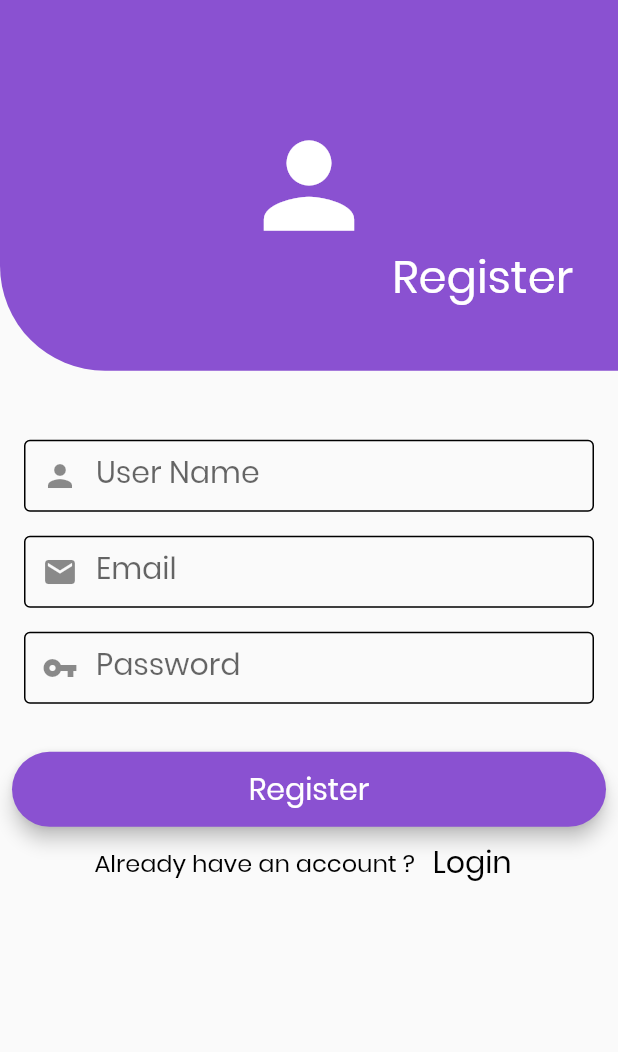
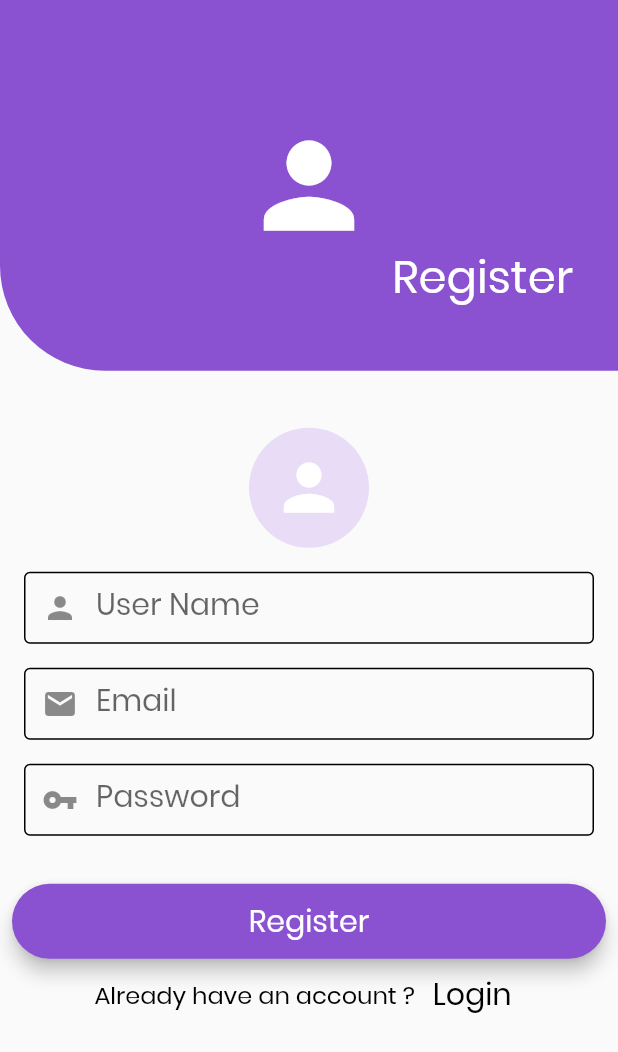
Before and after one commit to shehzadraheem/Muslim_Soul_Instagram_Clone, a Flutter app: the RegisterScreen screen opened by its route, on a phone screen of 412 x 824 dp. Shown: the top 1052 px of the screen. Run offline on Flutter 3.47's test engine with Material 2 defaults, Android fonts, the phone set to English and light mode, and no system bars; our stand-ins replace cloud_firestore, firebase_auth, firebase_core, firebase_storage, get, image_picker; accounts and stored records are empty.

Commit message:
user authentication

```diff
--- a/lib/main.dart
+++ b/lib/main.dart
@@ -7,7 +7,7 @@ import 'package:get/get.dart';
 
 Future<void> main() async{
   WidgetsFlutterBinding.ensureInitialized();
-  //await Firebase.initializeApp();
+  await Firebase.initializeApp();
 
   runApp(const MyApp());
 }
--- a/lib/routes/routes.dart
+++ b/lib/routes/routes.dart
@@ -1,6 +1,7 @@
 import 'package:flutter/material.dart';
 import 'package:flutter_muslim_soul_instagram/screens/authentication_screens/login_screen.dart';
 import 'package:flutter_muslim_soul_instagram/screens/authentication_screens/register_screen.dart';
+import 'package:flutter_muslim_soul_instagram/screens/main/main_screen.dart';
 import 'package:get/get_navigation/src/routes/get_route.dart';
 
 import '../screens/splashs_screen/splash_screen.dart';
@@ -13,5 +14,6 @@ List<GetPage<dynamic>> getPages() {
     GetPage(name: "/", page: ()=>  SplashScreen()),
     GetPage(name: "/login_screen", page: ()=>  LoginScreen()),
     GetPage(name: "/register_screen", page: ()=>  RegisterScreen()),
+    GetPage(name: "/main_screen", page: ()=>  MainScreen()),
   ];
 }
--- a/lib/screens/authentication_screens/register_screen.dart
+++ b/lib/screens/authentication_screens/register_screen.dart
@@ -1,7 +1,10 @@
+import 'dart:io';
+
 import 'package:flutter/material.dart';
 import 'package:flutter_muslim_soul_instagram/constants/constants.dart';
 import 'package:flutter_muslim_soul_instagram/screens/authentication_screens/widgets/text_field_decoration_widget.dart';
 import 'package:get/get.dart';
+import 'package:image_picker/image_picker.dart';
 
 import 'controllers/register_controller.dart';
 
@@ -58,6 +61,38 @@ class RegisterScreen extends StatelessWidget {
                   mainAxisAlignment: MainAxisAlignment.center,
                   crossAxisAlignment: CrossAxisAlignment.start,
                   children: [
+                    // I have added this --> Profile picture
+                    // rest of the code is same
+                    GestureDetector(
+                      onTap: () async {
+                        _registrationController.getImage(ImageSource.gallery);
+                      },
+                      child: Center(
+                        child: Container(
+                          width: 80,
+                          height: 80,
+                          decoration: const BoxDecoration(
+                            shape: BoxShape.circle,
+                          ),
+                          child: Obx(
+                            () => _registrationController.selectedImagePath.value == ''
+                                ? const CircleAvatar(
+                                    child: Icon(
+                                    Icons.person,
+                                    size: 50,
+                                  ))
+                                : CircleAvatar(
+                                    radius: 80,
+                                    backgroundImage: Image.file(
+                                      File(_registrationController.selectedImagePath.value),
+                                      fit: BoxFit.fill,
+                                    ).image,
+                                  ),
+                          ),
+                        ),
+                      ),
+                    ),
+                    const SizedBox(height: 8,),
                     Form(
                       key: _registrationController.formKey,
                       autovalidateMode: AutovalidateMode.onUserInteraction,
@@ -158,7 +193,7 @@ class RegisterScreen extends StatelessWidget {
                                       ),
                                     ),
                               onPressed: () {
-                                _registrationController.register();
+                                _registrationController.userRegister();
                               },
                             ),
                           ),
--- a/pubspec.yaml
+++ b/pubspec.yaml
@@ -39,7 +39,7 @@ dependencies:
   cloud_firestore: ^3.4.6
   get: ^4.6.5
   get_storage: ^2.0.3
-  // we will use them later
+  image_picker: ^0.8.5+3
 
 dev_dependencies:
   flutter_test:
```
Also changed, not shown: lib/screens/authentication_screens/controllers/login_controller.dart (+31 -2 lines), lib/screens/authentication_screens/controllers/register_controller.dart (+99 -1 lines), lib/screens/main/main_screen.dart (added, +14 -0 lines), pubspec.lock, 3 other files.
